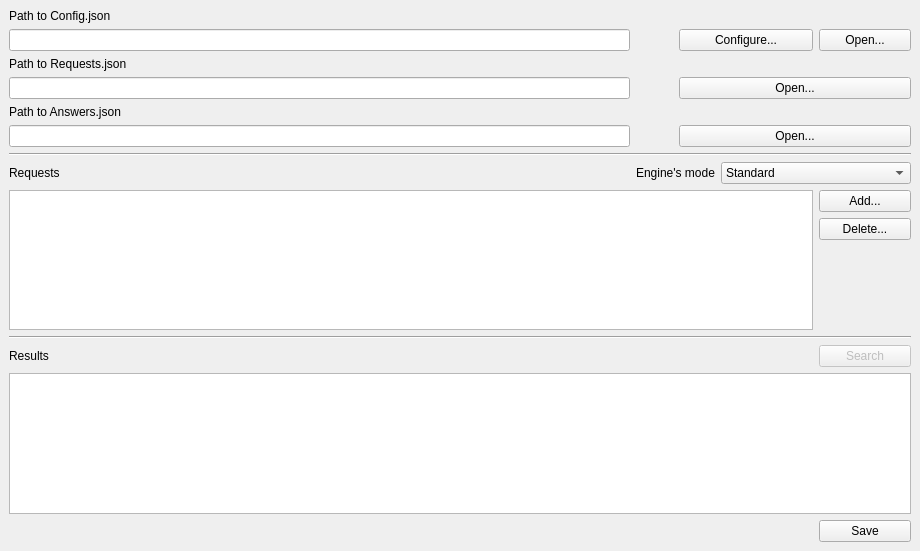
This is GUI/mainwindow.ui in Parallel1986/Search-Engine as Qt 5 draws it before an edit. The edited form follows.
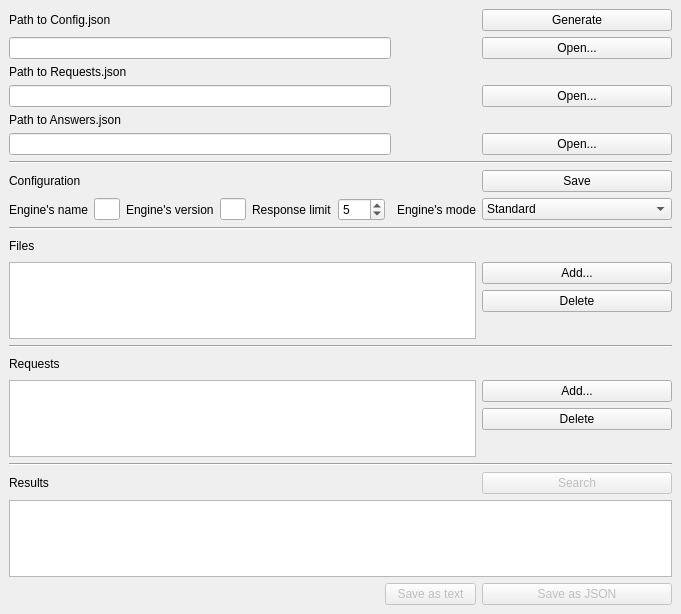
This is the edited form. Icons and pictures are not drawn.

What changed in the file:
```diff
--- a/GUI/mainwindow.ui
+++ b/GUI/mainwindow.ui
@@ -2,12 +2,15 @@
 <ui version="4.0">
  <class>MainWindow</class>
  <widget class="QMainWindow" name="MainWindow">
+  <property name="enabled">
+   <bool>true</bool>
+  </property>
   <property name="geometry">
    <rect>
     <x>0</x>
     <y>0</y>
-    <width>920</width>
-    <height>551</height>
+    <width>681</width>
+    <height>614</height>
    </rect>
   </property>
   <property name="windowTitle">
@@ -17,59 +20,122 @@
    <layout class="QGridLayout" name="gridLayout_2">
     <item row="1" column="0">
      <layout class="QGridLayout" name="gridLayout">
-      <item row="7" column="0">
-       <widget class="QLabel" name="requests_fieeld_line">
+      <item row="8" column="4">
+       <widget class="QPushButton" name="config_save_button">
         <property name="text">
-         <string>Requests</string>
+         <string>Save</string>
         </property>
        </widget>
       </item>
-      <item row="8" column="0" colspan="4">
-       <widget class="QListView" name="requests_line_list">
-        <property name="editTriggers">
-         <set>QAbstractItemView::SelectedClicked</set>
-        </property>
-       </widget>
-      </item>
-      <item row="0" column="0">
-       <widget class="QLabel" name="config_path_line">
-        <property name="text">
-         <string>Path to Config.json</string>
-        </property>
-       </widget>
-      </item>
-      <item row="9" column="0" colspan="5">
-       <widget class="Line" name="line">
-        <property name="orientation">
-         <enum>Qt::Horizontal</enum>
-        </property>
-       </widget>
-      </item>
-      <item row="10" column="0">
-       <widget class="QLabel" name="answers_field_line">
-        <property name="text">
-         <string>Results</string>
-        </property>
-       </widget>
-      </item>
-      <item row="10" column="4">
-       <widget class="QPushButton" name="search_button">
-        <property name="enabled">
-         <bool>false</bool>
-        </property>
-        <property name="text">
-         <string>Search</string>
-        </property>
-       </widget>
-      </item>
-      <item row="4" column="0">
+      <item row="5" column="0">
        <widget class="QLabel" name="answers_path_line">
         <property name="text">
          <string>Path to Answers.json</string>
         </property>
        </widget>
       </item>
-      <item row="8" column="4">
+      <item row="2" column="4">
+       <widget class="QPushButton" name="config_path_button">
+        <property name="text">
+         <string>Open...</string>
+        </property>
+       </widget>
+      </item>
+      <item row="17" column="0" colspan="5">
+       <widget class="Line" name="line">
+        <property name="orientation">
+         <enum>Qt::Horizontal</enum>
+        </property>
+       </widget>
+      </item>
+      <item row="3" column="0">
+       <widget class="QLabel" name="requests_path_line">
+        <property name="text">
+         <string>Path to Requests.json</string>
+        </property>
+       </widget>
+      </item>
+      <item row="7" column="0" colspan="5">
+       <widget class="Line" name="line_2">
+        <property name="orientation">
+         <enum>Qt::Horizontal</enum>
+        </property>
+       </widget>
+      </item>
+      <item row="10" column="0" colspan="5">
+       <widget class="Line" name="line_4">
+        <property name="orientation">
+         <enum>Qt::Horizontal</enum>
+        </property>
+       </widget>
+      </item>
+      <item row="9" column="4">
+       <widget class="QComboBox" name="mode_select">
+        <property name="currentText">
+         <string>Standard</string>
+        </property>
+        <property name="currentIndex">
+         <number>0</number>
+        </property>
+        <property name="maxVisibleItems">
+         <number>5</number>
+        </property>
+        <property name="maxCount">
+         <number>4</number>
+        </property>
+        <property name="insertPolicy">
+         <enum>QComboBox::NoInsert</enum>
+        </property>
+        <item>
+         <property name="text">
+          <string>Standard</string>
+         </property>
+        </item>
+        <item>
+         <property name="text">
+          <string>Manual</string>
+         </property>
+        </item>
+        <item>
+         <property name="text">
+          <string>Do not use configurations' file</string>
+         </property>
+        </item>
+        <item>
+         <property name="text">
+          <string>Do not use requests' file</string>
+         </property>
+        </item>
+       </widget>
+      </item>
+      <item row="14" column="0" colspan="5">
+       <widget class="Line" name="line_3">
+        <property name="orientation">
+         <enum>Qt::Horizontal</enum>
+        </property>
+       </widget>
+      </item>
+      <item row="8" column="0">
+       <widget class="QLabel" name="label_2">
+        <property name="text">
+         <string>Configuration</string>
+        </property>
+       </widget>
+      </item>
+      <item row="16" column="0" colspan="4">
+       <widget class="QListView" name="requests_line_list">
+        <property name="sizePolicy">
+         <sizepolicy hsizetype="Expanding" vsizetype="Expanding">
+          <horstretch>0</horstretch>
+          <verstretch>0</verstretch>
+         </sizepolicy>
+        </property>
+        <property name="editTriggers">
+         <set>QAbstractItemView::SelectedClicked</set>
+        </property>
+       </widget>
+      </item>
+      <item row="16" column="4">
        <layout class="QVBoxLayout" name="verticalLayout">
         <item>
          <widget class="QPushButton" name="requests_add_button">
@@ -81,7 +147,7 @@
         <item>
          <widget class="QPushButton" name="requests_delete_button">
           <property name="text">
-           <string>Delete...</string>
+           <string>Delete</string>
           </property>
          </widget>
         </item>
@@ -100,8 +166,24 @@
         </item>
        </layout>
       </item>
-      <item row="11" column="0" colspan="5">
+      <item row="20" column="1" colspan="3">
+       <widget class="QPushButton" name="save_as_text_button">
+        <property name="enabled">
+         <bool>false</bool>
+        </property>
+        <property name="text">
+         <string>Save as text</string>
+        </property>
+       </widget>
+      </item>
+      <item row="19" column="0" colspan="5">
        <widget class="QTreeWidget" name="results_tree_widget">
+        <property name="sizePolicy">
+         <sizepolicy hsizetype="Expanding" vsizetype="Expanding">
+          <horstretch>0</horstretch>
+          <verstretch>0</verstretch>
+         </sizepolicy>
+        </property>
         <property name="editTriggers">
          <set>QAbstractItemView::NoEditTriggers</set>
         </property>
@@ -140,136 +222,285 @@
         </column>
        </widget>
       </item>
-      <item row="2" column="0">
-       <widget class="QLabel" name="requests_path_line">
+      <item row="18" column="0">
+       <widget class="QLabel" name="answers_field_line">
         <property name="text">
-         <string>Path to Requests.json</string>
+         <string>Results</string>
         </property>
        </widget>
       </item>
-      <item row="7" column="3" colspan="2">
-       <widget class="QComboBox" name="mode_select">
-        <property name="currentText">
-         <string>Standard</string>
-        </property>
-        <property name="currentIndex">
-         <number>0</number>
-        </property>
-        <property name="maxVisibleItems">
-         <number>5</number>
-        </property>
-        <property name="maxCount">
-         <number>4</number>
-        </property>
-        <property name="insertPolicy">
-         <enum>QComboBox::NoInsert</enum>
-        </property>
+      <item row="9" column="0" colspan="2">
+       <layout class="QHBoxLayout" name="horizontalLayout_2">
         <item>
-         <property name="text">
-          <string>Standard</string>
-         </property>
+         <widget class="QLabel" name="engine_name_line">
+          <property name="text">
+           <string>Engine's name</string>
+          </property>
+         </widget>
         </item>
         <item>
-         <property name="text">
-          <string>Manual</string>
-         </property>
+         <widget class="QLineEdit" name="engine_name_edit">
+          <property name="enabled">
+           <bool>true</bool>
+          </property>
+          <property name="readOnly">
+           <bool>true</bool>
+          </property>
+         </widget>
         </item>
         <item>
-         <property name="text">
-          <string>Do not use configurations' file</string>
-         </property>
+         <widget class="QLabel" name="engine_version_line">
+          <property name="text">
+           <string>Engine's version</string>
+          </property>
+         </widget>
         </item>
         <item>
-         <property name="text">
-          <string>Do not use requests' file</string>
-         </property>
+         <widget class="QLineEdit" name="engine_version_edit">
+          <property name="enabled">
+           <bool>true</bool>
+          </property>
+          <property name="readOnly">
+           <bool>true</bool>
+          </property>
+         </widget>
         </item>
-       </widget>
+        <item>
+         <widget class="QLabel" name="label_4">
+          <property name="sizePolicy">
+           <sizepolicy hsizetype="Preferred" vsizetype="Preferred">
+            <horstretch>0</horstretch>
+            <verstretch>0</verstretch>
+           </sizepolicy>
+          </property>
+          <property name="text">
+           <string>Response limit</string>
+          </property>
+         </widget>
+        </item>
+        <item>
+         <widget class="QSpinBox" name="max_response_spin">
+          <property name="minimum">
+           <number>0</number>
+          </property>
+          <property name="maximum">
+           <number>999</number>
+          </property>
+          <property name="value">
+           <number>5</number>
+          </property>
+         </widget>
+        </item>
+       </layout>
       </item>
-      <item row="1" column="4">
-       <widget class="QPushButton" name="config_path_button">
-        <property name="text">
-         <string>Open...</string>
-        </property>
-       </widget>
-      </item>
-      <item row="6" column="0" colspan="5">
-       <widget class="Line" name="line_2">
-        <property name="orientation">
-         <enum>Qt::Horizontal</enum>
-        </property>
-       </widget>
-      </item>
-      <item row="12" column="4">
-       <widget class="QPushButton" name="save_button">
-        <property name="text">
-         <string>Save</string>
-        </property>
-       </widget>
-      </item>
-      <item row="7" column="1" colspan="2">
+      <item row="9" column="3">
        <widget class="QLabel" name="label">
         <property name="text">
          <string>Engine's mode</string>
         </property>
        </widget>
       </item>
+      <item row="12" column="0">
+       <layout class="QHBoxLayout" name="horizontalLayout_3">
+        <item>
+         <widget class="QLabel" name="files_line">
+          <property name="text">
+           <string>Files</string>
+          </property>
+         </widget>
+        </item>
+        <item>
+         <widget class="QLabel" name="no_files_mark">
+          <property name="enabled">
+           <bool>true</bool>
+          </property>
+          <property name="text">
+           <string/>
+          </property>
+          <property name="pixmap">
+           <pixmap>icons/warning_small.png</pixmap>
+          </property>
+         </widget>
+        </item>
+        <item>
+         <spacer name="horizontalSpacer">
+          <property name="orientation">
+           <enum>Qt::Horizontal</enum>
+          </property>
+          <property name="sizeHint" stdset="0">
+           <size>
+            <width>40</width>
+            <height>20</height>
+           </size>
+          </property>
+         </spacer>
+        </item>
+       </layout>
+      </item>
+      <item row="18" column="4">
+       <widget class="QPushButton" name="search_button">
+        <property name="enabled">
+         <bool>false</bool>
+        </property>
+        <property name="text">
+         <string>Search</string>
+        </property>
+       </widget>
+      </item>
+      <item row="13" column="0" colspan="4">
+       <widget class="QListView" name="file_view">
+        <property name="sizePolicy">
+         <sizepolicy hsizetype="Expanding" vsizetype="Expanding">
+          <horstretch>0</horstretch>
+          <verstretch>0</verstretch>
+         </sizepolicy>
+        </property>
+       </widget>
+      </item>
       <item row="1" column="0">
-       <widget class="QLineEdit" name="config_path_edit"/>
+       <widget class="QLabel" name="config_path_line">
+        <property name="text">
+         <string>Path to Config.json</string>
+        </property>
+       </widget>
       </item>
-      <item row="3" column="0">
-       <widget class="QLineEdit" name="requests_path_edit"/>
+      <item row="13" column="4">
+       <layout class="QVBoxLayout" name="verticalLayout_3">
+        <item>
+         <widget class="QPushButton" name="add_file_button">
+          <property name="text">
+           <string>Add...</string>
+          </property>
+         </widget>
+        </item>
+        <item>
+         <widget class="QPushButton" name="delete_file_button">
+          <property name="text">
+           <string>Delete</string>
+          </property>
+         </widget>
+        </item>
+        <item>
+         <spacer name="verticalSpacer_2">
+          <property name="orientation">
+           <enum>Qt::Vertical</enum>
+          </property>
+          <property name="sizeHint" stdset="0">
+           <size>
+            <width>20</width>
+            <height>40</height>
+           </size>
+          </property>
+         </spacer>
+        </item>
+       </layout>
       </item>
-      <item row="5" column="0">
-       <widget class="QLineEdit" name="answers_path_edit"/>
-      </item>
-      <item row="3" column="1">
-       <widget class="QLabel" name="no_requests_mark">
+      <item row="20" column="4">
+       <widget class="QPushButton" name="save_button">
         <property name="enabled">
-         <bool>true</bool>
+         <bool>false</bool>
         </property>
         <property name="text">
-         <string/>
+         <string>Save as JSON</string>
         </property>
         <property name="pixmap">
          <pixmap>icons/warning_small.png</pixmap>
         </property>
        </widget>
       </item>
-      <item row="1" column="1">
-       <widget class="QLabel" name="no_config_mark">
-        <property name="enabled">
-         <bool>true</bool>
-        </property>
+      <item row="15" column="0">
+       <layout class="QHBoxLayout" name="horizontalLayout_4">
+        <item>
+         <widget class="QLabel" name="requests_fieeld_line">
+          <property name="text">
+           <string>Requests</string>
+          </property>
+         </widget>
+        </item>
+        <item>
+         <widget class="QLabel" name="no_requests_mark_2">
+          <property name="enabled">
+           <bool>true</bool>
+          </property>
+          <property name="text">
+           <string/>
+          </property>
+          <property name="pixmap">
+           <pixmap>icons/warning_small.png</pixmap>
+          </property>
+         </widget>
+        </item>
+        <item>
+         <spacer name="horizontalSpacer_2">
+          <property name="orientation">
+           <enum>Qt::Horizontal</enum>
+          </property>
+          <property name="sizeHint" stdset="0">
+           <size>
+            <width>40</width>
+            <height>20</height>
+           </size>
+          </property>
+         </spacer>
+        </item>
+       </layout>
+      </item>
+      <item row="1" column="4">
+       <widget class="QPushButton" name="generate_config_button">
         <property name="text">
-         <string/>
+         <string>Generate</string>
         </property>
         <property name="pixmap">
          <pixmap>icons/warning_small.png</pixmap>
         </property>
        </widget>
       </item>
-      <item row="3" column="2" colspan="3">
+      <item row="4" column="4">
        <widget class="QPushButton" name="requests_path_button">
         <property name="text">
          <string>Open...</string>
         </property>
        </widget>
       </item>
-      <item row="5" column="2" colspan="3">
+      <item row="6" column="4">
        <widget class="QPushButton" name="answers_path_button">
         <property name="text">
          <string>Open...</string>
         </property>
        </widget>
       </item>
-      <item row="1" column="2" colspan="2">
-       <widget class="QPushButton" name="config_change">
+      <item row="4" column="3">
+       <widget class="QLabel" name="no_requests_path_mark">
+        <property name="enabled">
+         <bool>true</bool>
+        </property>
         <property name="text">
-         <string>Configure...</string>
+         <string/>
         </property>
        </widget>
       </item>
+      <item row="2" column="3">
+       <widget class="QLabel" name="no_config_mark">
+        <property name="enabled">
+         <bool>true</bool>
+        </property>
+        <property name="text">
+         <string/>
+        </property>
+        <property name="pixmap">
+         <pixmap>icons/warning_small.png</pixmap>
+        </property>
+       </widget>
+      </item>
+      <item row="6" column="0" colspan="3">
+       <widget class="QLineEdit" name="answers_path_edit"/>
+      </item>
+      <item row="4" column="0" colspan="3">
+       <widget class="QLineEdit" name="requests_path_edit"/>
+      </item>
+      <item row="2" column="0" colspan="3">
+       <widget class="QLineEdit" name="config_path_edit"/>
+      </item>
      </layout>
     </item>
    </layout>
```
Left out of the diff: 208 changed lines with no effect on the pictures.
